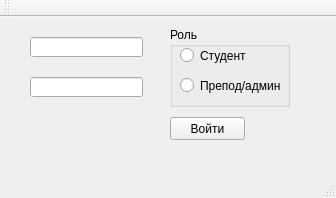
Qt form gui_client/mainwindow.ui (turok-m-a/tester-server) before a commit.
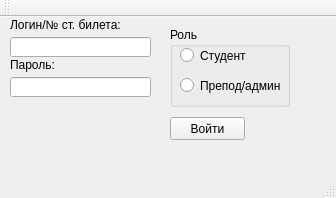
The same form after that commit.

What changed in the file:
```diff
--- a/gui_client/mainwindow.ui
+++ b/gui_client/mainwindow.ui
@@ -69,9 +69,9 @@
    <widget class="QLineEdit" name="login">
     <property name="geometry">
      <rect>
-      <x>30</x>
+      <x>10</x>
       <y>20</y>
-      <width>113</width>
+      <width>141</width>
       <height>20</height>
      </rect>
     </property>
@@ -79,14 +79,43 @@
    <widget class="QLineEdit" name="password">
     <property name="geometry">
      <rect>
-      <x>30</x>
+      <x>10</x>
       <y>60</y>
-      <width>113</width>
+      <width>141</width>
       <height>20</height>
      </rect>
     </property>
     <property name="echoMode">
      <enum>QLineEdit::Password</enum>
+    </property>
+    <property name="placeholderText">
+     <string/>
+    </property>
+   </widget>
+   <widget class="QLabel" name="label">
+    <property name="geometry">
+     <rect>
+      <x>10</x>
+      <y>0</y>
+      <width>121</width>
+      <height>16</height>
+     </rect>
+    </property>
+    <property name="text">
+     <string>Логин/№ ст. билета:</string>
+    </property>
+   </widget>
+   <widget class="QLabel" name="label_2">
+    <property name="geometry">
+     <rect>
+      <x>10</x>
+      <y>40</y>
+      <width>101</width>
+      <height>16</height>
+     </rect>
+    </property>
+    <property name="text">
+     <string>Пароль:</string>
     </property>
    </widget>
   </widget>
```
Left out of the diff: 3 changed lines with no effect on the pictures.
